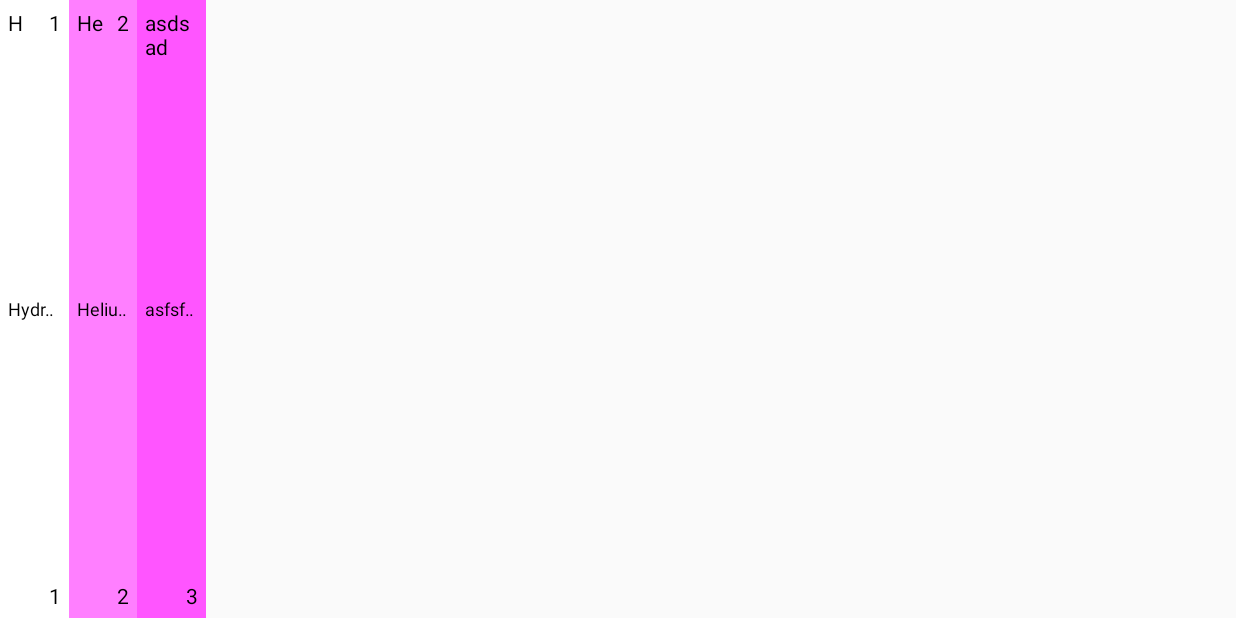
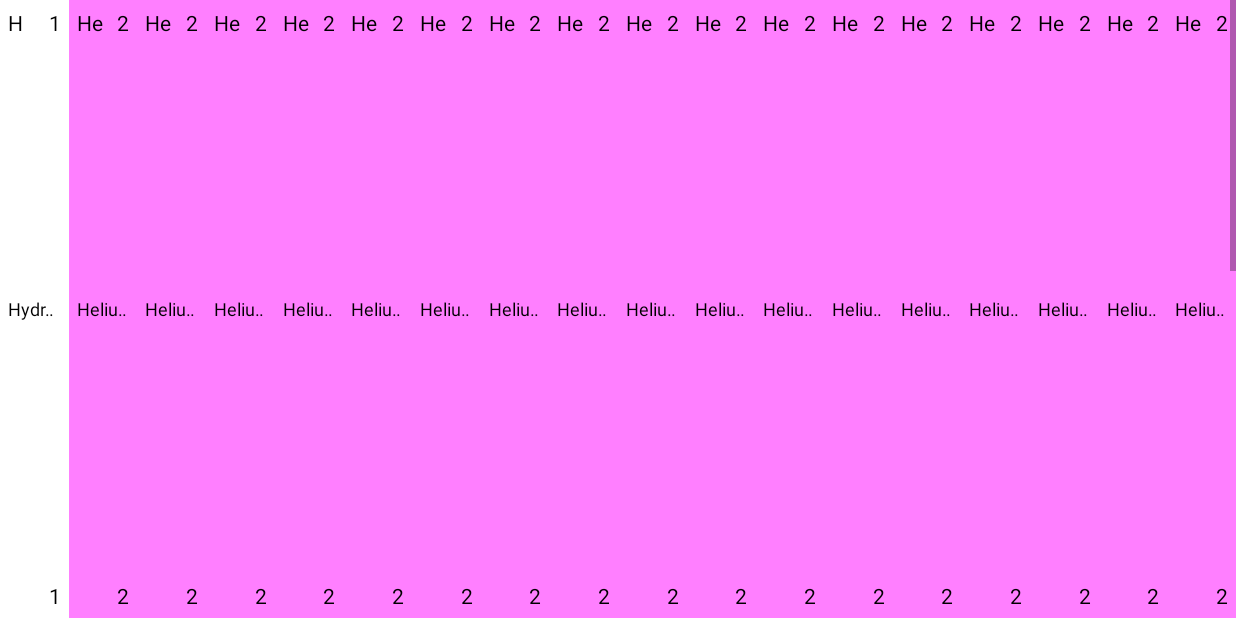
Before and after one commit to googsorbust/elemon-go, an Android app: the PeriodicTableActivity screen opened directly, with no data from a screen before it, on a phone screen of 824 x 412 dp (held sideways). Run offline under Robolectric (Android 15) with nearby library versions, the phone set to English and light mode, and no system bars.

Commit message:
Fix Kirill's code

```diff
--- a/app/src/main/AndroidManifest.xml
+++ b/app/src/main/AndroidManifest.xml
@@ -22,7 +22,6 @@
             android:name=".PeriodicTableActivity"
             android:label="Discovered Elements"
             android:screenOrientation="landscape" />
-        <activity android:name=".MyElements"></activity>
         <activity android:name=".HomeScreen">
             <intent-filter>
                 <action android:name="android.intent.action.MAIN" />
--- a/app/src/main/java/org/tensorflow/lite/examples/detection/HomeScreen.kt
+++ b/app/src/main/java/org/tensorflow/lite/examples/detection/HomeScreen.kt
@@ -3,11 +3,10 @@ package org.tensorflow.lite.examples.detection
 import android.content.Context
 import android.content.Intent
 import android.content.SharedPreferences
+import android.os.Bundle
 import android.support.v7.app.AppCompatActivity
-import android.os.Bundle
 import android.view.View
 import android.widget.TextView
-
 import java.text.MessageFormat
 
 class HomeScreen : AppCompatActivity() {
@@ -34,7 +33,7 @@ class HomeScreen : AppCompatActivity() {
     }
 
     fun showMyElementsScreen(view: View) {
-        val myIntent = Intent(this@HomeScreen, MyElements::class.java)
+        val myIntent = Intent(this@HomeScreen, PeriodicTableActivity::class.java)
         this@HomeScreen.startActivity(myIntent)
 
     }
--- a/app/src/main/java/org/tensorflow/lite/examples/detection/PeriodicTableActivity.kt
+++ b/app/src/main/java/org/tensorflow/lite/examples/detection/PeriodicTableActivity.kt
@@ -12,7 +12,45 @@ class PeriodicTableActivity : AppCompatActivity() {
     val elements = listOf(
         Element("H", 1, "1", "Hydrogen", false),
         Element("He", 2, "2", "Helium", false),
-        Element("asdsad", 3, "3", "asfsfDadsgegrdfd", false)
+        Element("He", 2, "2", "Helium", false),
+        Element("He", 2, "2", "Helium", false),
+        Element("He", 2, "2", "Helium", false),
+        Element("He", 2, "2", "Helium", false),
+        Element("He", 2, "2", "Helium", false),
+        Element("He", 2, "2", "Helium", false),
+        Element("He", 2, "2", "Helium", false),
+        Element("He", 2, "2", "Helium", false),
+        Element("He", 2, "2", "Helium", false),
+        Element("He", 2, "2", "Helium", false),
+        Element("He", 2, "2", "Helium", false),
+        Element("He", 2, "2", "Helium", false),
+        Element("He", 2, "2", "Helium", false),
+        Element("He", 2, "2", "Helium", false),
+        Element("He", 2, "2", "Helium", false),
+        Element("He", 2, "2", "Helium", false),
+        Element("He", 2, "2", "Helium", false),
+        Element("He", 2, "2", "Helium", false),
+        Element("He", 2, "2", "Helium", false),
+        Element("He", 2, "2", "Helium", false),
+        Element("He", 2, "2", "Helium", false),
+        Element("He", 2, "2", "Helium", false),
+        Element("He", 2, "2", "Helium", false),
+        Element("He", 2, "2", "Helium", false),
+        Element("He", 2, "2", "Helium", false),
+        Element("He", 2, "2", "Helium", false),
+        Element("He", 2, "2", "Helium", false),
+        Element("He", 2, "2", "Helium", false),
+        Element("He", 2, "2", "Helium", false),
+        Element("He", 2, "2", "Helium", false),
+        Element("He", 2, "2", "Helium", false),
+        Element("He", 2, "2", "Helium", false),
+        Element("He", 2, "2", "Helium", false),
+        Element("He", 2, "2", "Helium", false),
+        Element("He", 2, "2", "Helium", false),
+        Element("He", 2, "2", "Helium", false),
+        Element("He", 2, "2", "Helium", false),
+        Element("He", 2, "2", "Helium", false),
+        Element("asdsad", 3, "3", "Blah", false)
     )
 
     override fun onCreate(savedInstanceState: Bundle?) {
```
